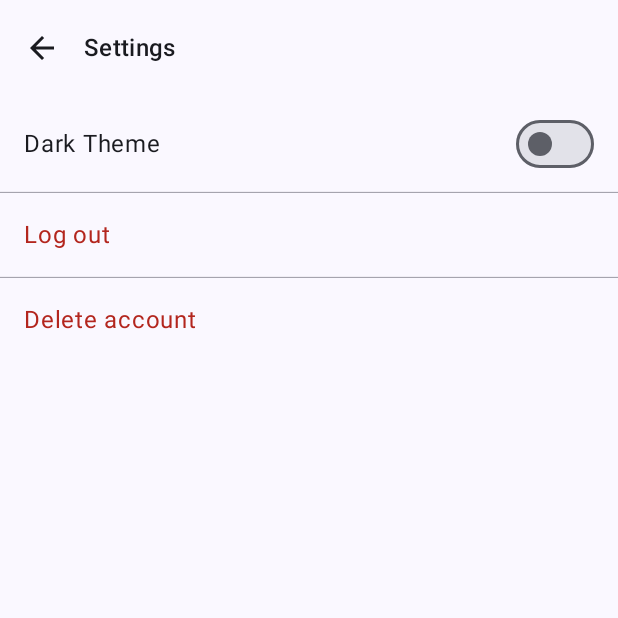
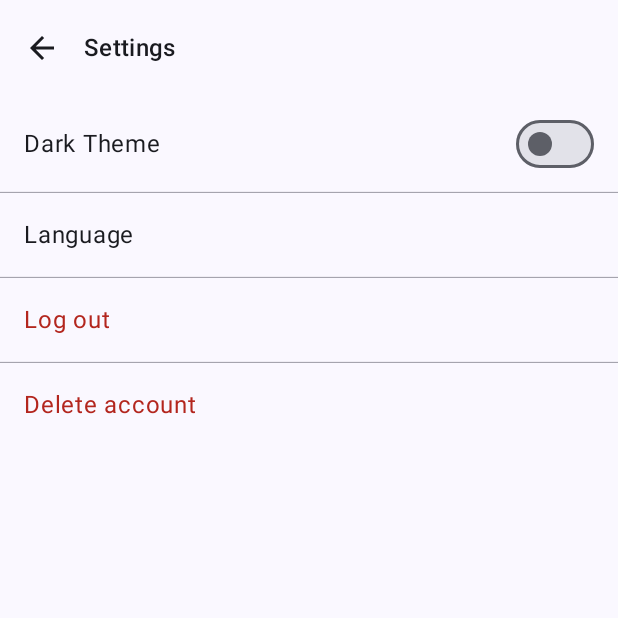
Before and after one commit to jiahan8/SmartPhotos, an Android app built with Jetpack Compose: the SettingsScreen screen opened through its navigation route, on a phone screen of 412 x 824 dp, the top half of it. Run offline under Robolectric (Android 15) with nearby library versions, the light colour scheme and no system bars; our stand-ins replace Dagger/Hilt's generated code, Firebase (no records; nobody signed in at launch, a user with empty details on screens opened directly); 1 statement that could not run was skipped.

Commit message:
Support japanese language in device settings

```diff
--- a/app/build.gradle.kts
+++ b/app/build.gradle.kts
@@ -48,6 +48,10 @@ android {
     buildFeatures {
         compose = true
         buildConfig = true
+    }
+
+    androidResources {
+        generateLocaleConfig = true
     }
 }
 
--- a/app/src/main/java/com/jiahan/smartcamera/profile/ProfileScreen.kt
+++ b/app/src/main/java/com/jiahan/smartcamera/profile/ProfileScreen.kt
@@ -108,12 +108,12 @@ fun ProfileScreen(
     ) { padding ->
         Column(
             modifier = Modifier
+                .fillMaxSize()
                 .padding(
                     top = padding.calculateTopPadding(),
                     start = padding.calculateStartPadding(LayoutDirection.Ltr) + 16.dp,
                     end = padding.calculateEndPadding(LayoutDirection.Ltr) + 16.dp
-                )
-                .fillMaxSize(),
+                ),
             verticalArrangement = Arrangement.spacedBy(16.dp)
         ) {
             profilePictureUrl?.let {
--- a/app/src/main/java/com/jiahan/smartcamera/settings/SettingsScreen.kt
+++ b/app/src/main/java/com/jiahan/smartcamera/settings/SettingsScreen.kt
@@ -179,6 +179,20 @@ fun SettingsScreen(
                 modifier = Modifier
                     .fillMaxWidth()
                     .clickable {
+                    }
+                    .padding(horizontal = 16.dp, vertical = 16.dp),
+                verticalAlignment = Alignment.CenterVertically
+            ) {
+                Text(
+                    text = stringResource(R.string.language),
+                    modifier = Modifier.weight(1f)
+                )
+            }
+            HorizontalDivider(thickness = 0.5.dp)
+            Row(
+                modifier = Modifier
+                    .fillMaxWidth()
+                    .clickable {
                         viewModel.showLogoutDialog()
                     }
                     .padding(horizontal = 16.dp, vertical = 16.dp),
--- /dev/null
+++ b/app/src/main/res/resources.properties
@@ -0,0 +1 @@
+unqualifiedResLocale=en-US
--- a/app/src/main/res/values/strings.xml
+++ b/app/src/main/res/values/strings.xml
@@ -9,7 +9,7 @@
 
     <!-- Home -->
     <string name="no_notes_found">No notes found</string>
-    <string name="delete_note">Delete Note</string>
+    <string name="delete_note">Delete note</string>
     <string name="delete_note_desc">Are you sure you want to delete this note?</string>
     <string name="delete">Delete</string>
     <string name="cancel">Cancel</string>
@@ -33,6 +33,7 @@
     <!-- Settings -->
     <string name="settings">Settings</string>
     <string name="dark_theme">Dark Theme</string>
+    <string name="language">Language</string>
     <string name="log_out">Log out</string>
     <string name="log_out_desc">Are you sure you want to log out?</string>
     <string name="delete_account">Delete account</string>
@@ -46,15 +47,13 @@
     <string name="note">Note</string>
 
     <!-- Authentication -->
-    <string name="sign_in">Sign In</string>
-    <string name="create_account">Create Account</string>
     <string name="email">Email</string>
     <string name="name">Name</string>
     <string name="username">Username</string>
     <string name="password">Password</string>
     <string name="login">Login</string>
     <string name="sign_up">Sign Up</string>
-    <string name="need_account">Need an account? Sign Up</string>
+    <string name="need_account">Don\'t have an account? Sign Up</string>
     <string name="already_have_account">Already have an account? Sign In</string>
     <string name="forgot_password">Forgot Password?</string>
     <string name="email_password_empty">Email and password cannot be empty</string>
```
Also changed, not shown: 1 other file.
